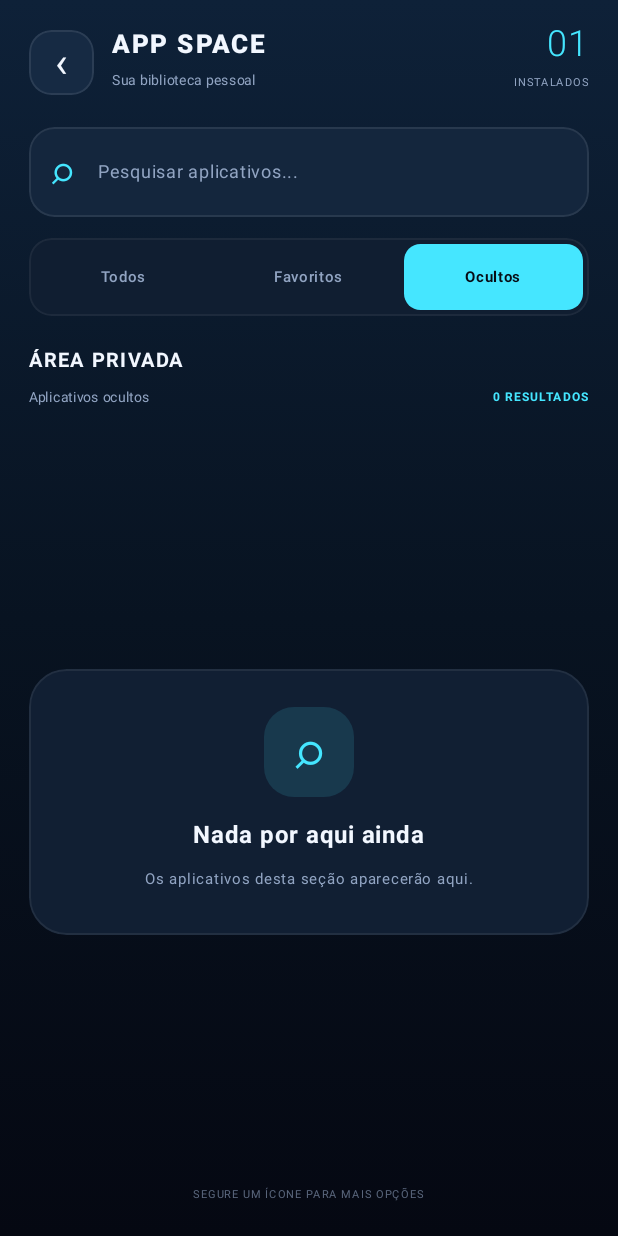
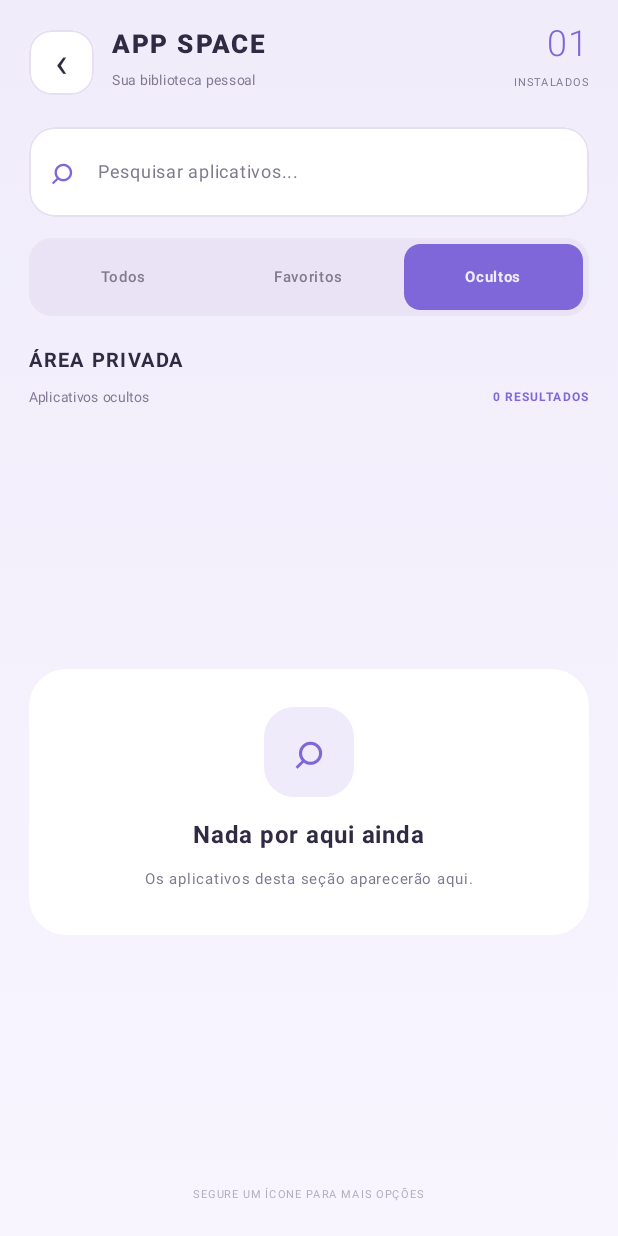
Before and after one commit to matheusvini-art/AURA-Launcher, an Android app built with Jetpack Compose: the screen it shows after launch (MainActivity), after a tap on "Ocultos", on a phone screen of 412 x 824 dp. Run offline under Robolectric (Android 15) with nearby library versions, the phone set to English and light mode, and no system bars; 2 other taps on this screen came first.

Commit message:
feat(ui): extend lavender design to app library and settings

```diff
--- a/app/src/main/java/com/auralauncher/MainActivity.kt
+++ b/app/src/main/java/com/auralauncher/MainActivity.kt
@@ -725,17 +725,17 @@ private fun decodeFolders(raw: String?): List<AppFolder> {
     }
 }
 
-private val AuraBlack = Color(0xFF070B14)
-private val AuraPanel = Color(0xFF111A2B)
-private val AuraPanelRaised = Color(0xFF18243A)
-private val AuraMuted = Color(0xFF91A4C2)
-private val AuraWhite = Color(0xFFF2F7FF)
+private val AuraBlack = Color(0xFFF0ECFA)
+private val AuraPanel = Color(0xFFFFFFFF)
+private val AuraPanelRaised = Color(0xFFF8F5FF)
+private val AuraMuted = Color(0xFF817990)
+private val AuraWhite = Color(0xFF302A43)
 private val AccentOptions = listOf(
-    Color(0xFF45E6FF),
+    Color(0xFF8067D9),
     Color(0xFF8B7CFF),
-    Color(0xFFB6FF5C),
-    Color(0xFFFF5EC4),
-    Color(0xFF4F9CFF)
+    Color(0xFFFFC968),
+    Color(0xFFFF8DB6),
+    Color(0xFF5B9CEB)
 )
 
 @Composable
@@ -857,7 +857,7 @@ private fun AuraLauncher(
     val background = if (themeMode == 1) {
         Brush.verticalGradient(listOf(Color.Black, Color(0xFF050505), Color.Black))
     } else {
-        Brush.verticalGradient(listOf(Color(0xFF132642), AuraBlack, Color(0xFF050810)))
+        Brush.verticalGradient(listOf(Color(0xFFF0ECFA), Color(0xFFF8F5FF), Color(0xFFE9E3F5)))
     }
     val appMap = remember(apps) { apps.associateBy { it.packageName } }
     val favoriteApps = apps.filter { it.packageName in favorites && it.packageName !in hidden }
@@ -1814,7 +1814,7 @@ private fun DrawerScreen(
 ) {
     Column(
         modifier = Modifier.fillMaxSize()
-            .background(Brush.verticalGradient(listOf(Color(0xFF0E2138), Color(0xFF081321), Color(0xFF050812))))
+            .background(Brush.verticalGradient(listOf(Color(0xFFF0ECFA), Color(0xFFF8F5FF))))
             .padding(horizontal = 19.dp, vertical = 12.dp)
     ) {
         Row(
@@ -1823,8 +1823,8 @@ private fun DrawerScreen(
         ) {
             Box(
                 modifier = Modifier.size(43.dp).clip(RoundedCornerShape(15.dp))
-                    .background(Color(0xFF162A43))
-                    .border(1.dp, Color.White.copy(alpha = 0.09f), RoundedCornerShape(15.dp))
+                    .background(Color(0xFFFFFFFF))
+                    .border(1.dp, Color(0xFFE6DFF2), RoundedCornerShape(15.dp))
                     .clickable { onBack() },
                 contentAlignment = Alignment.Center
             ) { Text("‹", color = AuraWhite, fontSize = 28.sp) }
@@ -1842,8 +1842,8 @@ private fun DrawerScreen(
         Row(
             modifier = Modifier.fillMaxWidth()
                 .clip(RoundedCornerShape(17.dp))
-                .background(Color(0xFF14263D))
-                .border(1.dp, Color.White.copy(alpha = 0.085f), RoundedCornerShape(17.dp))
+                .background(Color(0xFFFFFFFF))
+                .border(1.dp, Color(0xFFE6DFF2), RoundedCornerShape(17.dp))
                 .padding(start = 14.dp, end = 10.dp, top = 2.dp, bottom = 2.dp),
             verticalAlignment = Alignment.CenterVertically
         ) {
@@ -1876,7 +1876,7 @@ private fun DrawerScreen(
         Spacer(Modifier.height(14.dp))
         Row(
             modifier = Modifier.fillMaxWidth().clip(RoundedCornerShape(15.dp))
-                .background(Color(0xFF101E31))
+                .background(Color(0xFFE9E3F5))
                 .border(1.dp, Color.White.copy(alpha = 0.055f), RoundedCornerShape(15.dp))
                 .padding(4.dp),
             horizontalArrangement = Arrangement.spacedBy(4.dp)
@@ -1911,7 +1911,7 @@ private fun DrawerScreen(
             Box(modifier = Modifier.weight(1f).fillMaxWidth(), contentAlignment = Alignment.Center) {
                 Column(
                     modifier = Modifier.fillMaxWidth().clip(RoundedCornerShape(25.dp))
-                        .background(Color(0xFF111F33))
+                        .background(Color(0xFFFFFFFF))
                         .border(1.dp, Color.White.copy(alpha = 0.07f), RoundedCornerShape(25.dp))
                         .padding(25.dp),
                     horizontalAlignment = Alignment.CenterHorizontally
@@ -1952,7 +1952,7 @@ private fun DrawerScreen(
                         Box(
                             modifier = Modifier.size((iconSize + 12f).coerceIn(54f, 82f).dp)
                                 .clip(RoundedCornerShape(22.dp))
-                                .background(Brush.linearGradient(listOf(Color(0xFF223B58), Color(0xFF122238))))
+                                .background(Brush.linearGradient(listOf(Color(0xFFF5F1FC), Color(0xFFE8E1F7))))
                                 .border(1.dp, Color.White.copy(alpha = 0.075f), RoundedCornerShape(22.dp)),
                             contentAlignment = Alignment.Center
                         ) {
@@ -1960,7 +1960,7 @@ private fun DrawerScreen(
                         }
                         if (labels) {
                             Spacer(Modifier.height(7.dp))
-                            Text(app.title, color = Color(0xFFE5EDF7), fontSize = 9.sp, maxLines = 1, overflow = TextOverflow.Ellipsis)
+                            Text(app.title, color = Color(0xFF302A43), fontSize = 9.sp, maxLines = 1, overflow = TextOverflow.Ellipsis)
                         }
                     }
                 }
@@ -2048,7 +2048,7 @@ private fun SettingsScreen(
     val wallpaperPreview = rememberWallpaperBitmap(wallpaperPath)
     Column(
         modifier = Modifier.fillMaxSize()
-            .background(Brush.verticalGradient(listOf(Color(0xFF142C4C), AuraBlack)))
+            .background(Brush.verticalGradient(listOf(Color(0xFFF0ECFA), Color(0xFFF8F5FF))))
             .verticalScroll(rememberScrollState())
             .padding(horizontal = 21.dp, vertical = 16.dp)
     ) {
@@ -2072,7 +2072,7 @@ private fun SettingsScreen(
         Card(
             modifier = Modifier.fillMaxWidth(),
             shape = RoundedCornerShape(22.dp),
-            colors = CardDefaults.cardColors(containerColor = Color(0xFF4A3A32))
+            colors = CardDefaults.cardColors(containerColor = Color(0xFF8067D9))
         ) {
             Row(
                 modifier = Modifier.padding(17.dp),
@@ -2089,16 +2089,16 @@ private fun SettingsScreen(
                     )
                     Text(
                         if (isDefault) "O AURA está cuidando da sua tela inicial." else "Escolha o AURA como tela inicial do Android.",
-                        color = Color(0xFFB9CBE5),
+                        color = Color(0xFFF1ECFF),
                         fontSize = 10.sp
                     )
                 }
                 Box(
                     modifier = Modifier.size(48.dp).clip(CircleShape)
-                        .background(if (isDefault) Color(0xFF9BE4C0).copy(alpha = 0.15f) else accent.copy(alpha = 0.14f)),
+                        .background(if (isDefault) Color(0xFF329775).copy(alpha = 0.15f) else accent.copy(alpha = 0.14f)),
                     contentAlignment = Alignment.Center
                 ) {
-                    Text(if (isDefault) "✓" else "✦", color = if (isDefault) Color(0xFF9BE4C0) else accent, fontSize = 23.sp)
+                    Text(if (isDefault) "✓" else "✦", color = if (isDefault) Color(0xFF329775) else accent, fontSize = 23.sp)
                 }
             }
         }
@@ -2128,8 +2128,8 @@ private fun SettingsScreen(
         SettingCard {
             Text("Tema", color = AuraWhite, fontWeight = FontWeight.SemiBold, fontSize = 13.sp)
             Row(horizontalArrangement = Arrangement.spacedBy(9.dp)) {
-                ThemePreview("Graphite", themeMode == 0, Color(0xFF142239), accent) { onTheme(0) }
-                ThemePreview("AMOLED", themeMode == 1, Color(0xFF050505), accent) { onTheme(1) }
+                ThemePreview("Graphite", themeMode == 0, Color(0xFFFFFFFF), accent) { onTheme(0) }
+                ThemePreview("Noite", themeMode == 1, Color(0xFF302A43), accent) { onTheme(1) }
             }
             Divider(color = Color.White.copy(alpha = 0.08f))
             Text("Cor de destaque", color = AuraWhite, fontWeight = FontWeight.SemiBold, fontSize = 13.sp)
@@ -2212,7 +2212,7 @@ private fun SettingsScreen(
                     Spacer(Modifier.width(9.dp))
                     Text(folder.name, color = AuraWhite, fontSize = 12.sp, modifier = Modifier.weight(1f))
                     TextButton(onClick = { onRemoveFolder(folder) }) {
-                        Text("Remover", color = Color(0xFFFFA3A3), fontSize = 10.sp)
+                        Text("Remover", color = Color(0xFFC65F75), fontSize = 10.sp)
                     }
                 }
             }
@@ -2279,13 +2279,13 @@ private fun SettingsScreen(
                     Text("Acesso às notificações", color = AuraWhite, fontSize = 13.sp, fontWeight = FontWeight.SemiBold)
                     Text(
                         if (notificationAccessEnabled) "Permissão concedida" else "Permissão ainda não concedida",
-                        color = if (notificationAccessEnabled) Color(0xFF9BE4C0) else AuraMuted,
+                        color = if (notificationAccessEnabled) Color(0xFF329775) else AuraMuted,
                         fontSize = 10.sp
                     )
                 }
                 Box(
                     Modifier.size(9.dp).clip(CircleShape)
-                        .background(if (notificationAccessEnabled) Color(0xFF61E6A7) else Color(0xFFFFC46B))
+                        .background(if (notificationAccessEnabled) Color(0xFF329775) else Color(0xFFB98235))
                 )
             }
             Text(
@@ -2344,7 +2344,7 @@ private fun SettingsScreen(
         Card(
             modifier = Modifier.fillMaxWidth(),
             shape = RoundedCornerShape(20.dp),
-            colors = CardDefaults.cardColors(containerColor = Color(0xFF142239))
+            colors = CardDefaults.cardColors(containerColor = Color(0xFFFFFFFF))
         ) {
             Column(modifier = Modifier.padding(17.dp)) {
                 Row(verticalAlignment = Alignment.CenterVertically) {
@@ -2352,11 +2352,11 @@ private fun SettingsScreen(
                         Text("Tela inicial padrão", color = AuraWhite, fontSize = 14.sp, fontWeight = FontWeight.SemiBold)
                         Text(
                             if (isDefault) "AURA está selecionado no Android" else "O Android ainda usa outro aplicativo",
-                            color = if (isDefault) Color(0xFF9BE4C0) else AuraMuted,
+                            color = if (isDefault) Color(0xFF329775) else AuraMuted,
                             fontSize = 10.sp
                         )
                     }
-                    Text(if (isDefault) "✓" else "○", color = if (isDefault) Color(0xFF9BE4C0) else accent, fontSize = 23.sp)
+                    Text(if (isDefault) "✓" else "○", color = if (isDefault) Color(0xFF329775) else accent, fontSize = 23.sp)
                 }
                 Spacer(Modifier.height(13.dp))
                 Button(
@@ -2409,7 +2409,7 @@ private fun ThemePreview(
 ) {
     Column(
         modifier = Modifier.width(120.dp).clip(RoundedCornerShape(15.dp))
-            .background(Color(0xFF182B45)).clickable { onClick() }.padding(8.dp)
+            .background(Color(0xFFFFFFFF)).clickable { onClick() }.padding(8.dp)
     ) {
         Box(
             modifier = Modifier.fillMaxWidth().height(56.dp).clip(RoundedCornerShape(10.dp))
@@ -2424,7 +2424,7 @@ private fun ThemePreview(
         }
         Spacer(Modifier.height(7.dp))
         Row(verticalAlignment = Alignment.CenterVertically) {
-            Text(title, color = AuraWhite, fontSize = 11.sp, modifier = Modifier.weight(1f))
+            Text(title, color = Color(0xFF302A43), fontSize = 11.sp, modifier = Modifier.weight(1f))
             if (selected) Text("✓", color = accent, fontWeight = FontWeight.Bold)
         }
     }
@@ -2454,8 +2454,8 @@ private fun SettingCard(content: @Composable () -> Unit) {
 private fun SettingSwitch(title: String, description: String, checked: Boolean, onChange: (Boolean) -> Unit) {
     Row(verticalAlignment = Alignment.CenterVertically) {
         Column(modifier = Modifier.weight(1f)) {
-            Text(title, color = AuraWhite, fontWeight = FontWeight.Medium, fontSize = 13.sp)
-            Text(description, color = AuraMuted, fontSize = 10.sp)
+            Text(title, color = Color(0xFF302A43), fontWeight = FontWeight.Medium, fontSize = 13.sp)
+            Text(description, color = Color(0xFF817990), fontSize = 10.sp)
         }
         Switch(checked = checked, onCheckedChange = onChange)
     }
@@ -2465,11 +2465,11 @@ private fun SettingSwitch(title: String, description: String, checked: Boolean,
 private fun ChoiceChip(label: String, selected: Boolean, accent: Color, onClick: () -> Unit) {
     Text(
         label,
-        color = if (selected) AuraBlack else AuraWhite,
+        color = if (selected) Color(0xFF302A43) else Color(0xFF817990),
         fontWeight = FontWeight.SemiBold,
         fontSize = 11.sp,
         modifier = Modifier.clip(RoundedCornerShape(12.dp))
-            .background(if (selected) accent else Color(0xFF1D3452))
+            .background(if (selected) accent else Color(0xFFF0ECFA))
             .clickable { onClick() }
             .padding(horizontal = 15.dp, vertical = 9.dp)
     )
```
